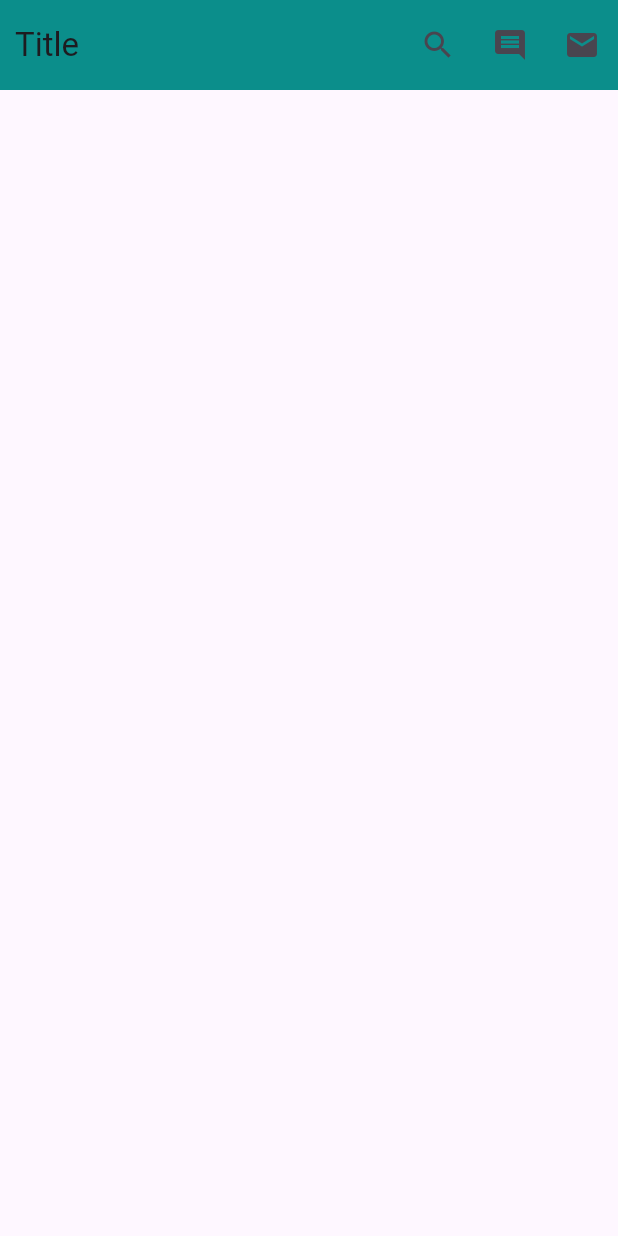
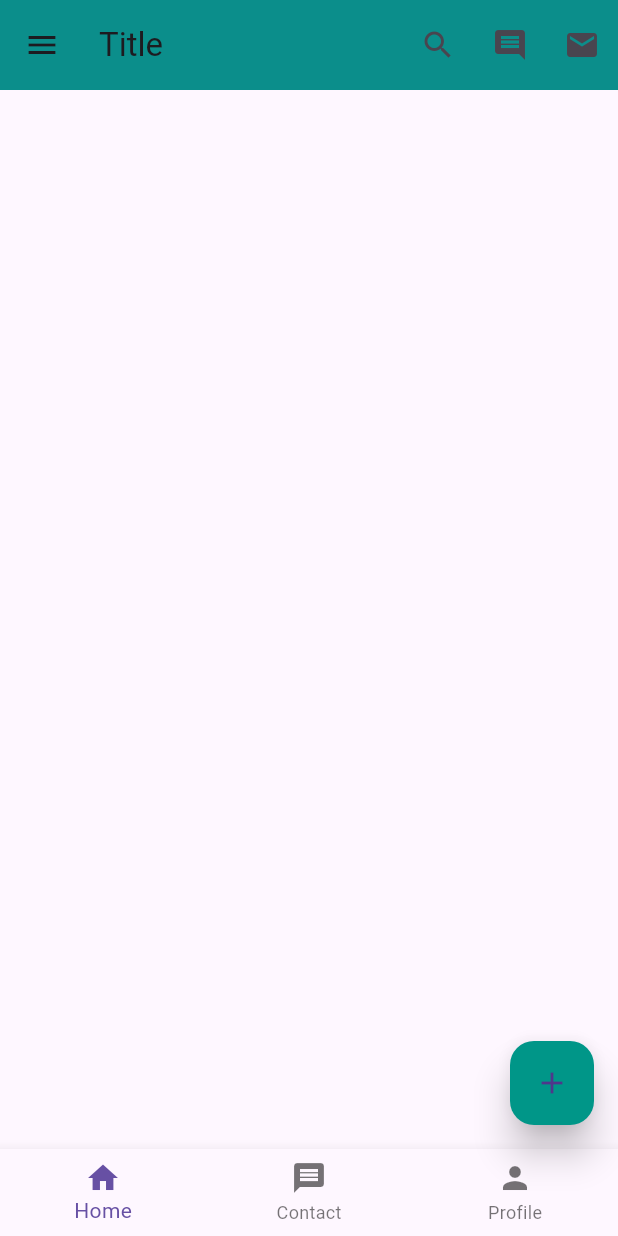
Before and after one commit to sabbir-62/Flutter, a Flutter app: the screen it shows after launch, on a phone screen of 412 x 824 dp. Run offline on Flutter 3.47's test engine with Material 3 defaults, Android fonts, the phone set to English and light mode, and no system bars.

Commit message:
Drawer added

```diff
--- a/lib/main.dart
+++ b/lib/main.dart
@@ -2,7 +2,7 @@ import 'package:flutter/cupertino.dart';
 import 'package:flutter/material.dart';
 
 void main() {
-  runApp(MyApp());
+  runApp(const MyApp());
 }
 
 class MyApp extends StatelessWidget {
@@ -23,6 +23,13 @@ class MyApp extends StatelessWidget {
 
 class HomeActivity extends StatelessWidget {
   const HomeActivity({super.key});
+
+  mySnakeBar(message, context){
+    ScaffoldMessenger.of(context).showSnackBar(
+      SnackBar(content: Text(message))
+    );
+  }
+
   @override
   Widget build(BuildContext context) {
     return Scaffold(
@@ -34,11 +41,48 @@ class HomeActivity extends StatelessWidget {
         elevation: 6,
         backgroundColor: Colors.teal,
         actions: [
-          IconButton(onPressed: (){}, icon: const Icon(Icons.search)),
-          IconButton(onPressed: (){}, icon: const Icon(Icons.comment)),
-          IconButton(onPressed: (){}, icon: const Icon(Icons.email))
+          IconButton(onPressed: (){mySnakeBar("Hello, I am Search", context);}, icon: const Icon(Icons.search)),
+          IconButton(onPressed: (){mySnakeBar("Hello, I am Comment", context);}, icon: const Icon(Icons.comment)),
+          IconButton(onPressed: (){mySnakeBar("Hello, I am Email", context);}, icon: const Icon(Icons.email))
         ],
-      )
+      ),
+      floatingActionButton: FloatingActionButton(
+        elevation: 10,
+        onPressed: (){
+          mySnakeBar("I am floating action button", context);
+        },
+        backgroundColor: Colors.teal,
+        child: const Icon(Icons.add),
+      ),
+      bottomNavigationBar: BottomNavigationBar(
+        currentIndex: 0,
+        items: const [
+          BottomNavigationBarItem(icon: Icon(Icons.home), label: "Home"),
+          BottomNavigationBarItem(icon: Icon(Icons.message), label: "Contact"),
+          BottomNavigationBarItem(icon: Icon(Icons.person), label: "Profile"),
+        ],
+        onTap: (int index){
+          if(index == 0){
+            mySnakeBar("I am home", context);
+          }
+          if(index == 1){
+          mySnakeBar("I am contact", context);
+          }
+          if(index == 2){
+            mySnakeBar("I am profile", context);
+          }
+        },
+      ),
+      drawer: Drawer(
+        child: ListView(
+          children: const [
+            DrawerHeader(child: Text("Sabbir")),
+            ListTile(title: Text("Home")),
+            ListTile(title: Text("Home")),
+            ListTile(title: Text("Home"))
+          ],
+        ),
+      ),
     );
   }
 }
```
